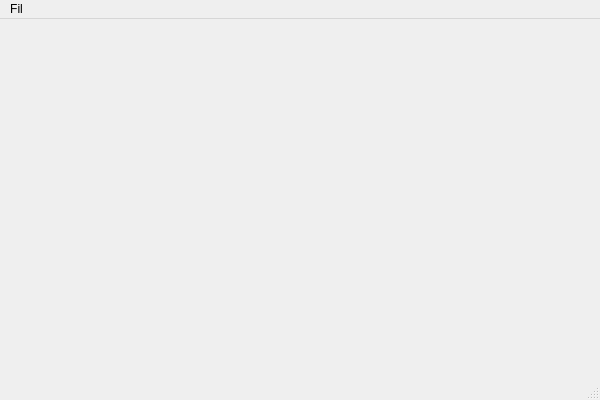
This is tippeligaen.ui in jtd/tippeliga as Qt 5 draws it before an edit. The edited form follows.
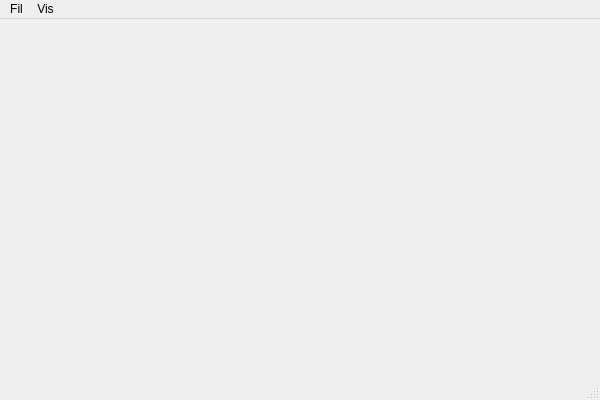
This is the edited form.

Diff of the .ui file:
```diff
--- a/tippeligaen.ui
+++ b/tippeligaen.ui
@@ -29,7 +29,16 @@
     </property>
     <addaction name="actionAvslutt"/>
    </widget>
+   <widget class="QMenu" name="menuVis">
+    <property name="title">
+     <string>Vis</string>
+    </property>
+    <addaction name="actionUkens_lag"/>
+    <addaction name="actionLaginfo"/>
+    <addaction name="separator"/>
+   </widget>
    <addaction name="menuO"/>
+   <addaction name="menuVis"/>
   </widget>
   <widget class="QStatusBar" name="statusBar"/>
   <action name="actionAvslutt">
```
Left out of the diff: 19 changed lines with no effect on the pictures.
